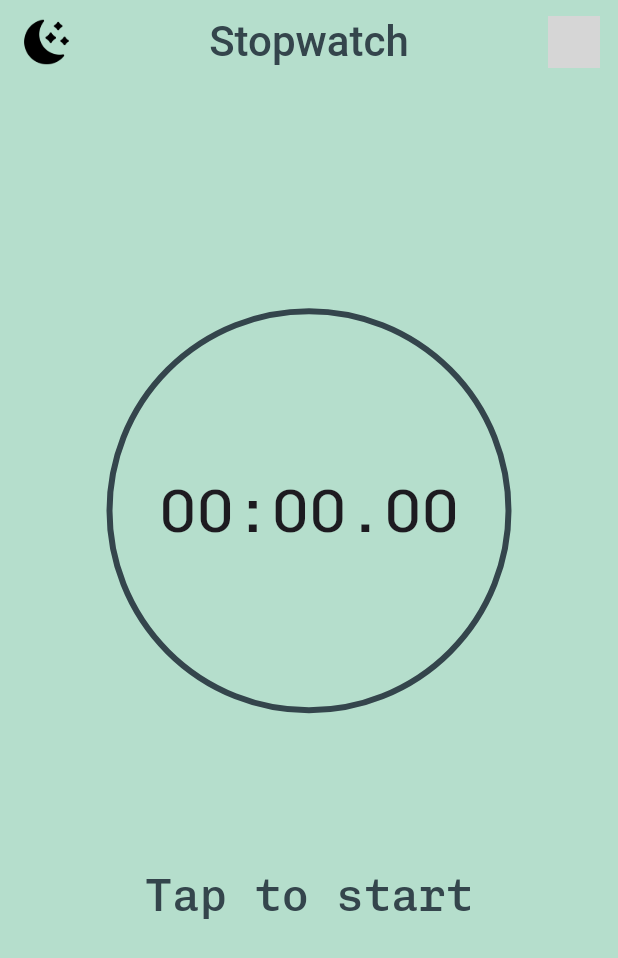
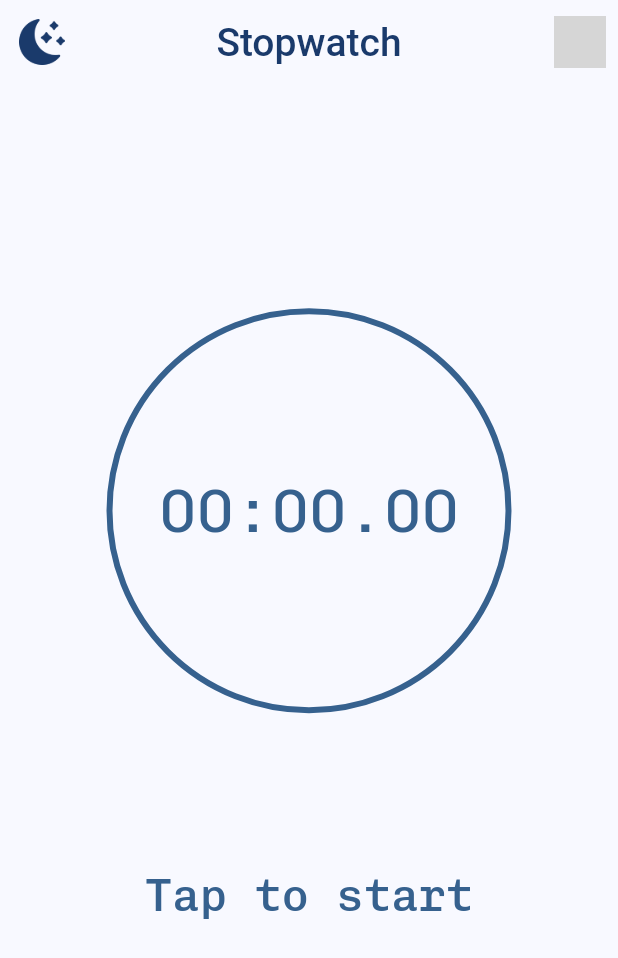
Before and after one commit to bonemm/stopwatch, a Flutter app: the screen it shows after launch, on a phone screen of 412 x 824 dp. Shown: the top 958 px of the screen. Run offline on Flutter 3.47's test engine with Material 3 defaults, Android fonts, the phone set to English and light mode, and no system bars; our stand-ins replace shared_preferences, wakelock_plus; grey boxes are pictures that could not be loaded.

Commit message:
Remove animated_theme_switcher, add new themes

```diff
--- a/lib/main.dart
+++ b/lib/main.dart
@@ -1,4 +1,3 @@
-import 'package:animated_theme_switcher/animated_theme_switcher.dart';
 import 'package:flutter/material.dart';
 import 'package:stopwatch/stopwatch_screen.dart';
 import 'package:stopwatch/stopwatch_controller.dart';
@@ -8,20 +7,21 @@ void main() async {
   WidgetsFlutterBinding.ensureInitialized();
   final themeService = await ThemeService.instance;
   final controller = StopwatchController();
-  var initTheme = themeService.initial;
-  runApp(MainApp(initTheme: initTheme, controller: controller));
+  runApp(MainApp(themeService: themeService, controller: controller));
 }
 
 class MainApp extends StatelessWidget {
-  const MainApp({super.key, required this.initTheme, required this.controller});
-  final ThemeData initTheme;
+  const MainApp({super.key, required this.themeService, required this.controller});
+  final ThemeService themeService;
   final StopwatchController controller;
   @override
   Widget build(BuildContext context) {
-    return ThemeProvider(
-      initTheme: initTheme,
-      builder: (context, theme) => MaterialApp(
-        theme: theme,
+    return ValueListenableBuilder<ThemeMode>(
+      valueListenable: themeService.themeMode,
+      builder: (context, themeMode, _) => MaterialApp(
+        theme: lightTheme,
+        darkTheme: darkTheme,
+        themeMode: themeMode,
         debugShowCheckedModeBanner: false,
         home: StopWatchScreen(controller: controller),
       ),
--- a/lib/stopwatch_screen.dart
+++ b/lib/stopwatch_screen.dart
@@ -1,4 +1,3 @@
-import 'package:animated_theme_switcher/animated_theme_switcher.dart';
 import 'package:flutter/material.dart';
 import 'package:stopwatch/stopwatch_controller.dart';
 import 'package:stopwatch/theme_service.dart';
@@ -47,7 +46,7 @@ class _StopWatchScreenState extends State<StopWatchScreen> {
                     decoration: BoxDecoration(
                       shape: BoxShape.circle,
                       border: Border.all(
-                        color: Theme.of(context).primaryColor,
+                        color: Theme.of(context).colorScheme.primary,
                         width: 4, // Border thickness
                       ),
                     ),
@@ -57,7 +56,10 @@ class _StopWatchScreenState extends State<StopWatchScreen> {
                         child: FittedBox(
                           child: Text(
                             widget.controller.time,
-                            style: TextStyle(fontSize: 40),
+                            style: TextStyle(
+                              fontSize: 40,
+                              color: Theme.of(context).colorScheme.primary,
+                            ),
                             textAlign: TextAlign.center,
                           ),
                         ),
@@ -71,7 +73,7 @@ class _StopWatchScreenState extends State<StopWatchScreen> {
                   style: TextStyle(
                     fontSize: 30,
                     fontWeight: FontWeight.w500,
-                    color: Theme.of(context).primaryColor,
+                    color: Theme.of(context).colorScheme.primary,
                   ),
                 ),
               ],
@@ -90,34 +92,21 @@ class StopWatchAppBar extends StatelessWidget implements PreferredSizeWidget {
 
   @override
   Widget build(BuildContext context) {
-    return ThemeSwitchingArea(
-      child: AppBar(
+    return AppBar(
         centerTitle: true,
         title: Text('Stopwatch'),
         titleSpacing: 0,
-        actionsPadding: EdgeInsets.only(right: 4.0),
-        leading: Padding(
-          padding: const EdgeInsets.only(left: 6.0),
-          child: ThemeSwitcher(
-            builder: (context) {
-              return IconButton(
+        leadingWidth: 56,
+        leading: IconButton(
           onPressed: () async {
-                  final themeSwitcher = ThemeSwitcher.of(context);
-                  final nextThemeName = ThemeModelInheritedNotifier.of(context).theme.brightness == Brightness.light
-                      ? 'dark'
-                      : 'light';
-                  var themeService = await ThemeService.instance;
-                  themeService.saveTheme(nextThemeName);
-                  themeSwitcher.changeTheme(theme: nextThemeName == 'light' ? lightTheme : darkTheme);
+            final themeService = await ThemeService.instance;
+            themeService.toggle();
           },
           icon: Image.asset(
             'assets/clear-night.png',
             height: 35,
             width: 35,
-                  color: Theme.of(context).brightness == Brightness.dark ? Colors.white : Colors.black,
-                ),
-              );
-            },
+            color: Theme.of(context).brightness == Brightness.dark ? Colors.white : lightAppBarColor,
           ),
         ),
         actions: [
@@ -127,11 +116,10 @@ class StopWatchAppBar extends StatelessWidget implements PreferredSizeWidget {
               'assets/undo.png',
               height: 35,
               width: 35,
-              color: Theme.of(context).brightness == Brightness.dark ? Colors.white : Colors.black,
+              color: Theme.of(context).brightness == Brightness.dark ? Colors.white : lightAppBarColor,
             ),
           ),
         ],
-      ),
       );
   }
 
--- a/lib/theme_service.dart
+++ b/lib/theme_service.dart
@@ -2,61 +2,62 @@ import 'package:flutter/material.dart';
 import 'package:shared_preferences/shared_preferences.dart';
 
 class ThemeService {
-  ThemeService._();
-  static late SharedPreferences prefs;
+  ThemeService._(this._prefs) {
+    final stored = _prefs.getString(_key);
+    themeMode = ValueNotifier(_modeFromName(stored));
+  }
+
+  static const _key = 'theme';
+  final SharedPreferences _prefs;
   static ThemeService? _instance;
 
+  late final ValueNotifier<ThemeMode> themeMode;
+
   static Future<ThemeService> get instance async {
-    if (_instance == null) {
-      prefs = await SharedPreferences.getInstance();
-      _instance = ThemeService._();
-    }
-    return _instance!;
+    return _instance ??= ThemeService._(await SharedPreferences.getInstance());
   }
 
-  final allThemes = <String, ThemeData>{
-    'dark': darkTheme,
-    'light': lightTheme,
-  };
-
-  ThemeData get initial {
-    String? themeName = prefs.getString('theme');
-    themeName ??= 'light';
-    return allThemes[themeName]!;
+  /// Toggles between light and dark and persists the choice.
+  Future<void> toggle() async {
+    final next = themeMode.value == ThemeMode.dark ? ThemeMode.light : ThemeMode.dark;
+    themeMode.value = next;
+    await _prefs.setString(_key, next == ThemeMode.dark ? 'dark' : 'light');
   }
 
-  Future<void> saveTheme(String newThemeName) async {
-    await prefs.setString('theme', newThemeName);
-  }
-
-  ThemeData getByName(String name) {
-    return allThemes[name]!;
+  static ThemeMode _modeFromName(String? name) {
+    return name == 'dark' ? ThemeMode.dark : ThemeMode.light;
   }
 }
 
+final _lightColorScheme = ColorScheme.fromSeed(seedColor: Colors.blue);
+
+/// Darker navy used for the app bar title and icons in light mode.
+const lightAppBarColor = Color(0xFF1A3A6B);
+
 final lightTheme = ThemeData(
-  primarySwatch: Colors.teal,
-  primaryColor: Color(0xFF34454c),
+  brightness: Brightness.light,
+  colorScheme: _lightColorScheme,
   fontFamily: 'ChivoMono',
-  brightness: Brightness.light,
-  scaffoldBackgroundColor: Color(0xFFb5decc),
-  appBarTheme: AppBarTheme(
-    backgroundColor: Color(0xFFb5decc),
-    foregroundColor: Colors.black,
+  appBarTheme: const AppBarTheme(
+    foregroundColor: lightAppBarColor,
     centerTitle: true,
-    titleTextStyle: TextStyle(fontSize: 28, fontWeight: FontWeight.w500, color: Color(0xFF34454c)),
+    titleTextStyle: TextStyle(
+      fontSize: 26,
+      fontWeight: FontWeight.w500,
+      color: lightAppBarColor,
+    ),
   ),
 );
 
 final darkTheme = ThemeData(
   primarySwatch: Colors.deepPurple,
-  primaryColor: Color(0xFFb73f74),
-  scaffoldBackgroundColor: Color(0xFF111314),
+  primaryColor: const Color(0xFFb73f74),
+  scaffoldBackgroundColor: const Color(0xFF111314),
   fontFamily: 'ChivoMono',
   brightness: Brightness.dark,
-  appBarTheme: AppBarTheme(
+  appBarTheme: const AppBarTheme(
     backgroundColor: Color(0xFF111314),
     foregroundColor: Colors.white,
-    titleTextStyle: TextStyle(fontSize: 28, fontWeight: FontWeight.w500, color: Colors.white),
+    titleTextStyle: TextStyle(fontSize: 26, fontWeight: FontWeight.w500, color: Colors.white),
   ),
 );
--- a/pubspec.yaml
+++ b/pubspec.yaml
@@ -11,7 +11,6 @@ dependencies:
     sdk: flutter
   shared_preferences: ^2.5.3
   wakelock_plus: ^1.4.0
-  animated_theme_switcher: ^2.0.10
 
 
 dev_dependencies:
@@ -33,6 +32,6 @@ flutter:
 
 
 flutter_native_splash:
-  color: "#b5decc"
+  color: "#ffffff"
   android_12:
     color: "#b5decc"
```
Also changed, not shown: pubspec.lock, 7 other files. Lines whose indentation alone changed are shown as unchanged.
